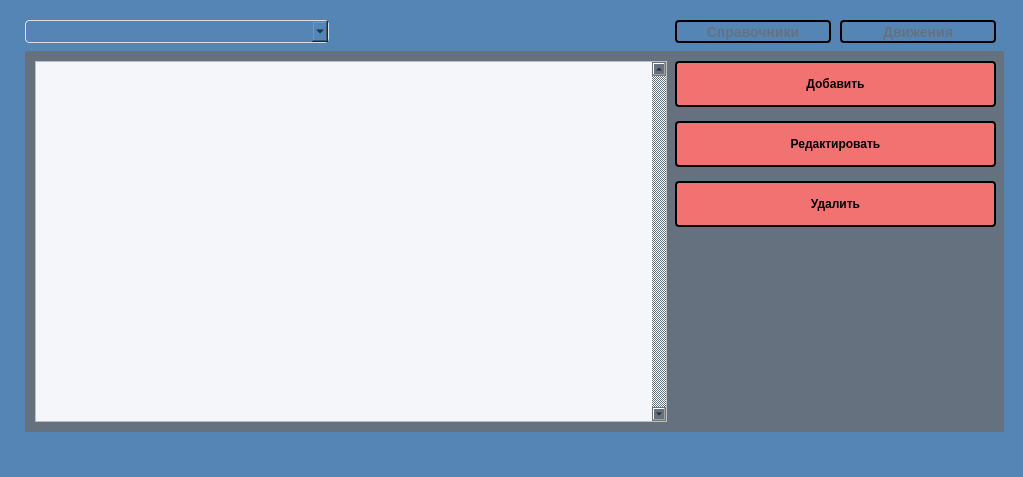
FIIckSesh/MRP, file ui/main_screen_ui.ui: the form before one commit.
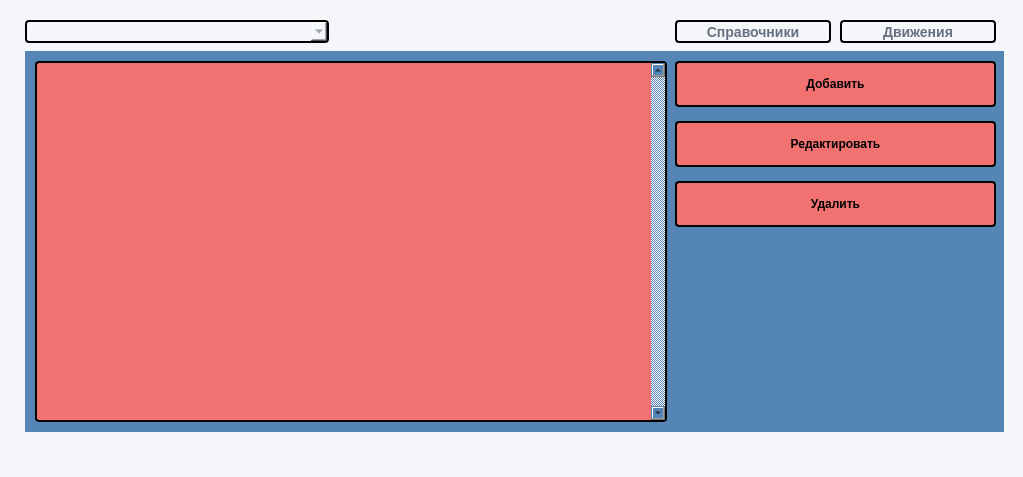
The form after the commit.

Patch:
```diff
--- a/ui/main_screen_ui.ui
+++ b/ui/main_screen_ui.ui
@@ -17,7 +17,7 @@
    <string>MainWindow</string>
   </property>
   <property name="styleSheet">
-   <string notr="true">background: #5585B5;</string>
+   <string notr="true">background: #F4F6F9;</string>
   </property>
   <widget class="QWidget" name="centralwidget">
    <widget class="QWidget" name="widget" native="true">
@@ -33,7 +33,7 @@
      </rect>
     </property>
     <property name="styleSheet">
-     <string notr="true">background: #66717F;</string>
+     <string notr="true">background: #5585B5;</string>
     </property>
     <widget class="QPushButton" name="changedButton">
      <property name="enabled">
@@ -126,7 +126,16 @@
       </rect>
      </property>
      <property name="styleSheet">
-      <string notr="true">background: #F4F6F9;</string>
+      <string notr="true">border: 2px solid;
+border-radius: 4px;
+box-sizing: border-box;
+cursor: pointer;
+outline: none;
+position: relative;
+transition: 0.3s;
+font-weight: 600;
+vertical-align: middle;
+background: #F27171;</string>
      </property>
      <property name="verticalScrollBarPolicy">
       <enum>Qt::ScrollBarAlwaysOn</enum>
@@ -146,13 +155,18 @@
      </rect>
     </property>
     <property name="styleSheet">
-     <string notr="true">position: relative;
-    border: 1px solid #DCDEE1;
+     <string notr="true">font-size: 14px;
+    color: #66717f;
+    padding: 0 14px;
+    border: 2px solid;
     border-radius: 4px;
-    outline: none;
-    cursor: pointer;
     box-sizing: border-box;
-    transition: 0.3s;</string>
+    cursor: pointer;
+    outline: none;
+    position: relative;
+    transition: 0.3s;
+    font-weight: 600;
+    vertical-align: middle;</string>
     </property>
    </widget>
    <widget class="QPushButton" name="directoryButton">
```
